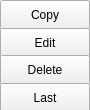
Old version of the form src/qt/cryptoshares/forms/tooltipmenu.ui in the repository Cryptosharescoin/shares.
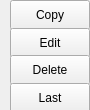
New version of the form.

```diff
--- a/src/qt/cryptoshares/forms/tooltipmenu.ui
+++ b/src/qt/cryptoshares/forms/tooltipmenu.ui
@@ -48,7 +48,7 @@
        <number>0</number>
       </property>
       <property name="leftMargin">
-       <number>0</number>
+       <number>10</number>
       </property>
       <property name="topMargin">
        <number>0</number>
@@ -59,13 +59,17 @@
       <property name="bottomMargin">
        <number>0</number>
       </property>
-      <item>
-	   <layout class="QHBoxLayout" name="horizontalLayout_2">
-	    <item>
+      <item alignment="Qt::AlignLeft">
          <widget class="QPushButton" name="btnCopy">
+        <property name="sizePolicy">
+         <sizepolicy hsizetype="Maximum" vsizetype="Fixed">
+          <horstretch>0</horstretch>
+          <verstretch>0</verstretch>
+         </sizepolicy>
+        </property>
           <property name="minimumSize">
            <size>
-            <width>30</width>
+          <width>0</width>
             <height>30</height>
            </size>
           </property>
@@ -83,15 +87,17 @@
           </property>
          </widget>
         </item>
-       </layout>
-      </item>
-      <item>
-       <layout class="QHBoxLayout" name="horizontalLayout_3">
-	    <item>
+      <item alignment="Qt::AlignLeft">
          <widget class="QPushButton" name="btnEdit">
+        <property name="sizePolicy">
+         <sizepolicy hsizetype="Maximum" vsizetype="Fixed">
+          <horstretch>0</horstretch>
+          <verstretch>0</verstretch>
+         </sizepolicy>
+        </property>
           <property name="minimumSize">
            <size>
-            <width>30</width>
+          <width>0</width>
             <height>30</height>
            </size>
           </property>
@@ -109,15 +115,17 @@
           </property>
          </widget>
         </item>
-       </layout>
-      </item>
-      <item>
-       <layout class="QHBoxLayout" name="horizontalLayout_4">
-        <item>
+      <item alignment="Qt::AlignLeft">
          <widget class="QPushButton" name="btnDelete">
+        <property name="sizePolicy">
+         <sizepolicy hsizetype="Maximum" vsizetype="Fixed">
+          <horstretch>0</horstretch>
+          <verstretch>0</verstretch>
+         </sizepolicy>
+        </property>
           <property name="minimumSize">
            <size>
-            <width>30</width>
+          <width>0</width>
             <height>30</height>
            </size>
           </property>
@@ -135,15 +143,17 @@
           </property>
          </widget>
         </item>
-       </layout>
-      </item>
-      <item>
-       <layout class="QHBoxLayout" name="horizontalLayout_5">
-        <item>
+      <item alignment="Qt::AlignLeft">
          <widget class="QPushButton" name="btnLast">
+        <property name="sizePolicy">
+         <sizepolicy hsizetype="Maximum" vsizetype="Fixed">
+          <horstretch>0</horstretch>
+          <verstretch>0</verstretch>
+         </sizepolicy>
+        </property>
           <property name="minimumSize">
            <size>
-            <width>30</width>
+          <width>0</width>
             <height>30</height>
            </size>
           </property>
@@ -160,8 +170,6 @@
            <string>Last</string>
           </property>
          </widget>
-        </item>
-       </layout>
       </item>
      </layout>
     </widget>
```
Left out of the diff: 2 changed lines with no effect on the pictures. Lines whose indentation alone changed are shown as unchanged.
